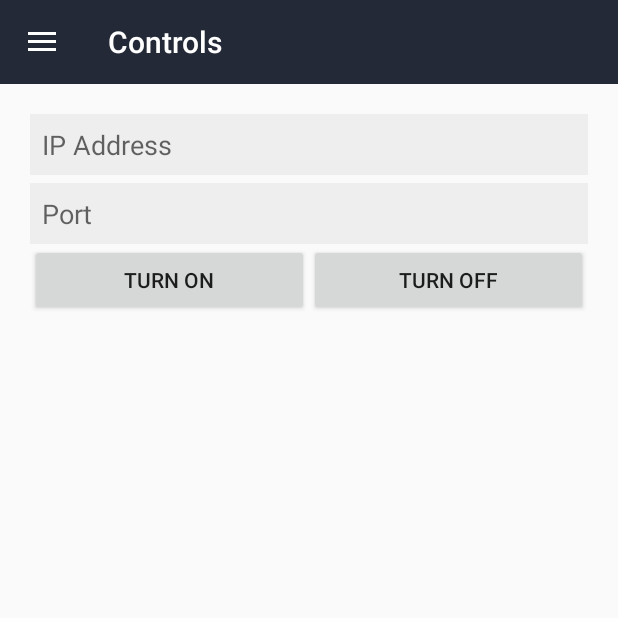
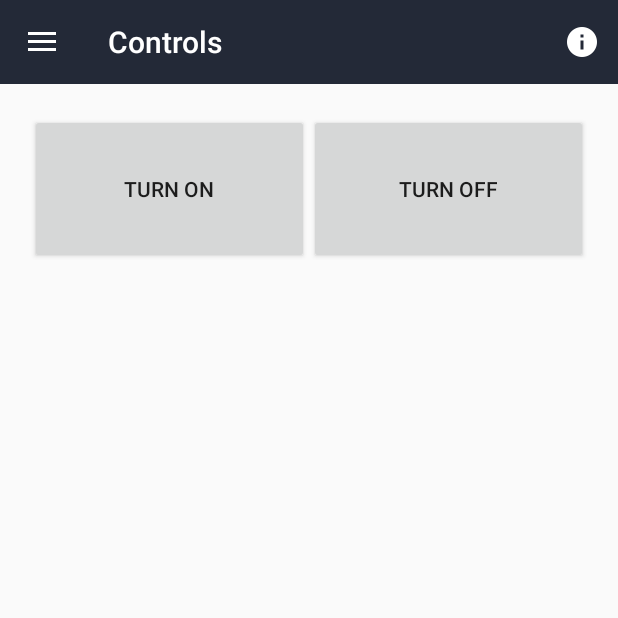
Before and after one commit to jdavey1996/University-3rd-Year-Project, an Android app: the fragment DetectionHistoryFragment placed in its activity, after a tap on "Controls", on a phone screen of 412 x 824 dp, the top half of it. Run offline under Robolectric (Android 15) with nearby library versions, the phone set to English and light mode, and no system bars; 3 other taps on this screen came first.

Commit message:
Shared preferences for device links
Added the ability to link the app to a raspberry pi motion detector
device, saving the connection info (ip & port) in shared preferences.
This reduces how many times a user has to input the information. Also
this adds room for expansion in the future so multiple devices could be
added etc.

```diff
--- a/Android app/app/src/main/java/com/josh_davey/university_3rd_year_project/DetectionHistoryAsync.java
+++ b/Android app/app/src/main/java/com/josh_davey/university_3rd_year_project/DetectionHistoryAsync.java
@@ -21,8 +21,10 @@ public class DetectionHistoryAsync extends AsyncTask<String,String,String> {
 
     @Override
     protected String doInBackground(String... params) {
-        String ip = "192.168.0.27";
-        String port = "8080";
+        SharedPrefs sharedPrefs = new SharedPrefs(context);
+        SharedPrefs.SharedprefObj device = sharedPrefs.getPrefs();
+        String ip = device.ip;
+        String port = device.port;
 
         try{
             URL url = new URL("http://"+ip+":"+port+"/history");
@@ -34,7 +36,7 @@ public class DetectionHistoryAsync extends AsyncTask<String,String,String> {
 
         }catch (Exception e)
         {
-
+            e.printStackTrace();
         }
 
         return null;
@@ -48,6 +50,7 @@ public class DetectionHistoryAsync extends AsyncTask<String,String,String> {
         }
         else
         {
+            Toast.makeText(context, "Detection history updated", Toast.LENGTH_SHORT).show();
             Log.i("testdat",data.toString());
         }
 
--- /dev/null
+++ b/Android app/app/src/main/java/com/josh_davey/university_3rd_year_project/SharedPrefs.java
@@ -0,0 +1,46 @@
+package com.josh_davey.university_3rd_year_project;
+
+import android.content.Context;
+import android.content.SharedPreferences;
+
+import static android.content.Context.MODE_PRIVATE;
+
+/**
+ * Created by Josh on 29/12/2016.
+ */
+
+public class SharedPrefs {
+    SharedPreferences prefs;
+    SharedPreferences.Editor editor;
+
+    public SharedPrefs(Context context) {
+        prefs = context.getSharedPreferences("device_settings", MODE_PRIVATE);
+        editor = prefs.edit();
+    }
+
+    public SharedprefObj getPrefs()
+    {
+        String ip = prefs.getString("device_ip", null);
+        String port = prefs.getString("device_port", null);
+        return new SharedprefObj(ip,port);
+    }
+
+    public void updatePrefs(String ip_val,String port_val)
+    {
+        editor.putString("device_ip",ip_val);
+        editor.putString("device_port",port_val);
+        editor.apply();
+    }
+
+    class SharedprefObj
+    {
+        String ip;
+        String port;
+
+        public SharedprefObj(String ip, String port)
+        {
+            this.ip = ip;
+            this.port = port;
+        }
+    }
+}
--- a/Android app/app/src/main/res/layout/fragment_controls.xml
+++ b/Android app/app/src/main/res/layout/fragment_controls.xml
@@ -11,24 +11,7 @@
         android:paddingRight="10dp"
         android:paddingTop="10dp"
         android:paddingBottom="5dp">
-    <EditText
-        android:layout_width="match_parent"
-        android:layout_height="wrap_content"
-        android:background="#eeeeee"
-        android:id="@+id/ipInput"
-        android:padding="8dp"
-        android:hint="IP Address"
-        android:layout_marginBottom="5dp"
-        android:digits="0123456789."/>
 
-    <EditText
-        android:layout_width="match_parent"
-        android:layout_height="wrap_content"
-        android:background="#eeeeee"
-        android:padding="8dp"
-        android:id="@+id/portInput"
-        android:hint="Port"
-        android:digits="0123456789"/>
 
     <LinearLayout
         android:layout_width="match_parent"
@@ -38,7 +21,7 @@
         <Button
             android:text="Turn on"
             android:layout_width="0dp"
-            android:layout_height="wrap_content"
+            android:layout_height="100dp"
             android:layout_weight="0.5"
             android:id="@+id/onBtn"
             />
@@ -46,10 +29,9 @@
         <Button
             android:text="Turn Off"
             android:layout_width="0dp"
-            android:layout_height="wrap_content"
+            android:layout_height="100dp"
             android:layout_weight="0.5"
             android:id="@+id/offBtn" />
     </LinearLayout>
-    </LinearLayout>
-
+        </LinearLayout>
 </LinearLayout>
--- /dev/null
+++ b/Android app/app/src/main/res/menu/toolbar_menu.xml
@@ -0,0 +1,13 @@
+<?xml version="1.0" encoding="utf-8"?>
+<menu
+    xmlns:android="http://schemas.android.com/apk/res/android"
+    xmlns:app="http://schemas.android.com/apk/res-auto"
+    xmlns:tools="http://schemas.android.com/tools"
+    tools:context=".DashboardActivity">
+
+    <item
+        android:id="@+id/manageDeviceBtn"
+        android:title="Manage device"
+        android:icon="@drawable/ic_info_white_24dp"
+        app:showAsAction="ifRoom" />
+</menu>
```
Also changed, not shown: Android app/app/src/main/java/com/josh_davey/university_3rd_year_project/ControlsFragment.java (+2 -11 lines), Android app/app/src/main/java/com/josh_davey/university_3rd_year_project/MainActivity.java (+97 -6 lines), Android app/app/src/main/java/com/josh_davey/university_3rd_year_project/on_offAsync.java (+5 -2 lines), Android app/app/src/main/res/layout/manage_device_dialog.xml (added, +32 -0 lines), Android app/app/src/main/res/drawable-hdpi/ic_info_white_24dp.png (added), Android app/app/src/main/res/drawable-mdpi/ic_info_white_24dp.png (added), Android app/app/src/main/res/drawable-xhdpi/ic_info_white_24dp.png (added), Android app/app/src/main/res/drawable-xxhdpi/ic_info_white_24dp.png (added), Android app/app/src/main/res/drawable-xxxhdpi/ic_info_white_24dp.png (added).
